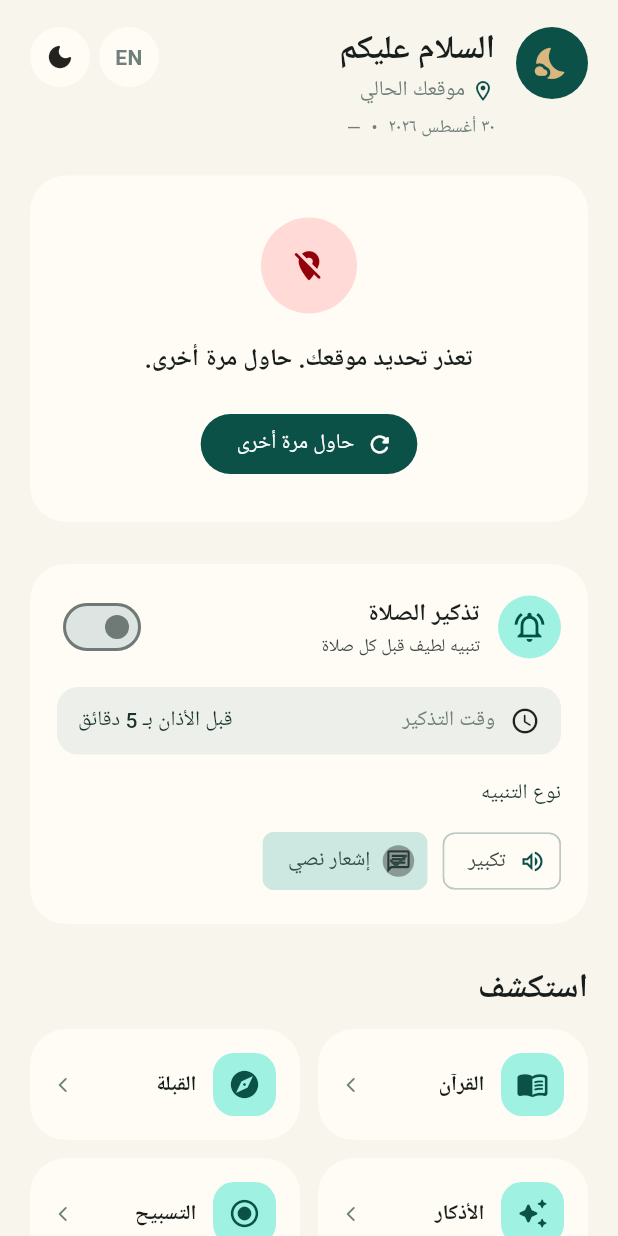
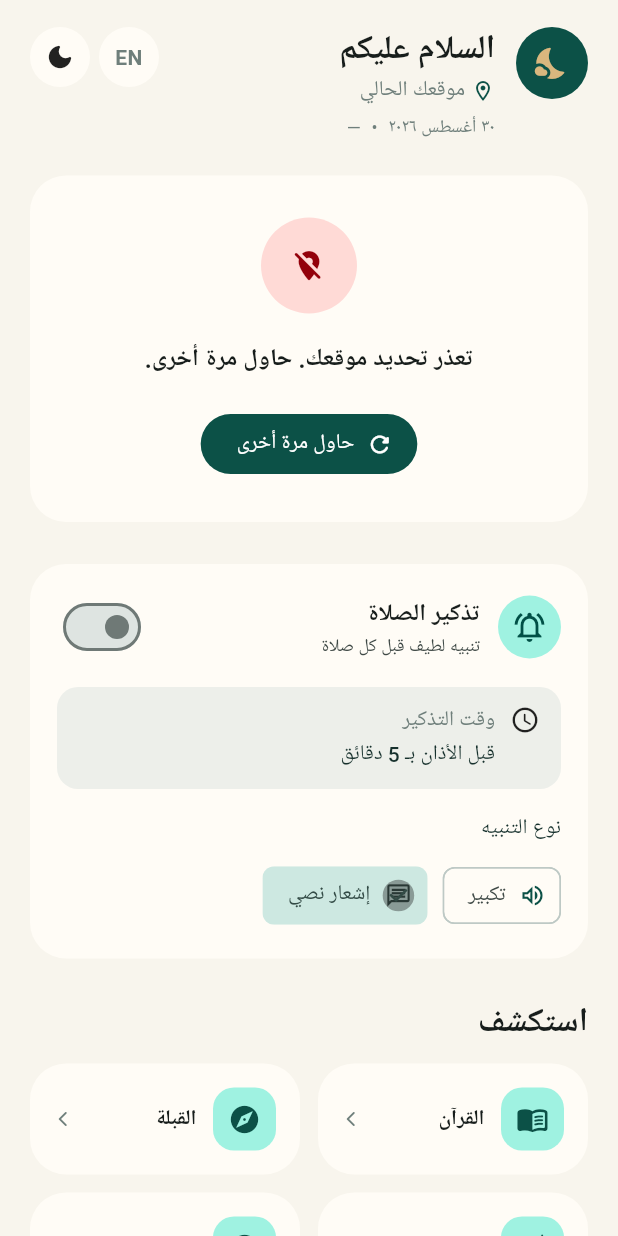
Before and after one commit to Roqaia-sadaf-23/sakinah, a Flutter app: the screen it shows after launch, after a tap on an icon or button, on a phone screen of 412 x 824 dp. Run offline on Flutter 3.47's test engine with Material 3 defaults, Android fonts, the phone set to English and light mode, and no system bars; our stand-ins replace dio, flutter_compass, flutter_local_notifications, flutter_timezone, geocoding, geolocator and 4 more.

Commit message:
feat: add POST_NOTIFICATIONS permission and improve PrayerReminderSettingsCard layout

```diff
--- a/lib/features/prayer_times/presentation/widgets/prayer_reminder_settings_card.dart
+++ b/lib/features/prayer_times/presentation/widgets/prayer_reminder_settings_card.dart
@@ -74,15 +74,25 @@ class PrayerReminderSettingsCard extends StatelessWidget {
                 borderRadius: BorderRadius.circular(14),
               ),
               child: Row(
+                crossAxisAlignment: CrossAxisAlignment.start,
                 children: [
                   const Icon(Icons.schedule_rounded, size: 20),
                   const SizedBox(width: 10),
-                  Expanded(child: Text('reminder_time'.tr)),
-                  Text(
-                    'minutes_before_prayer'.trParams({
-                      'minutes': '${settings.minutesBefore}',
-                    }),
-                    style: Theme.of(context).textTheme.labelLarge,
+                  Expanded(
+                    child: Column(
+                      mainAxisSize: MainAxisSize.min,
+                      crossAxisAlignment: CrossAxisAlignment.start,
+                      children: [
+                        Text('reminder_time'.tr),
+                        const SizedBox(height: 2),
+                        Text(
+                          'minutes_before_prayer'.trParams({
+                            'minutes': '${settings.minutesBefore}',
+                          }),
+                          style: Theme.of(context).textTheme.labelLarge,
+                        ),
+                      ],
+                    ),
                   ),
                 ],
               ),
```
Also changed, not shown: 3 other files.
